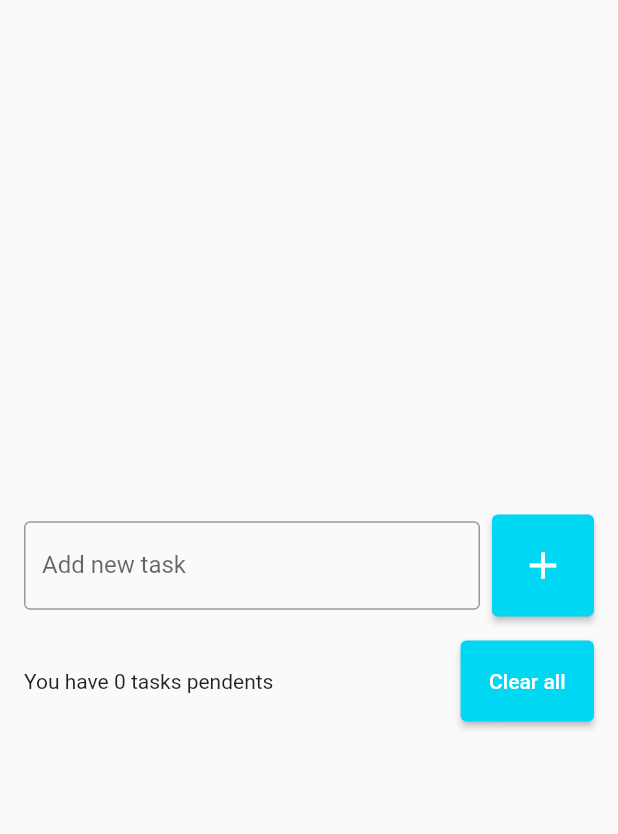
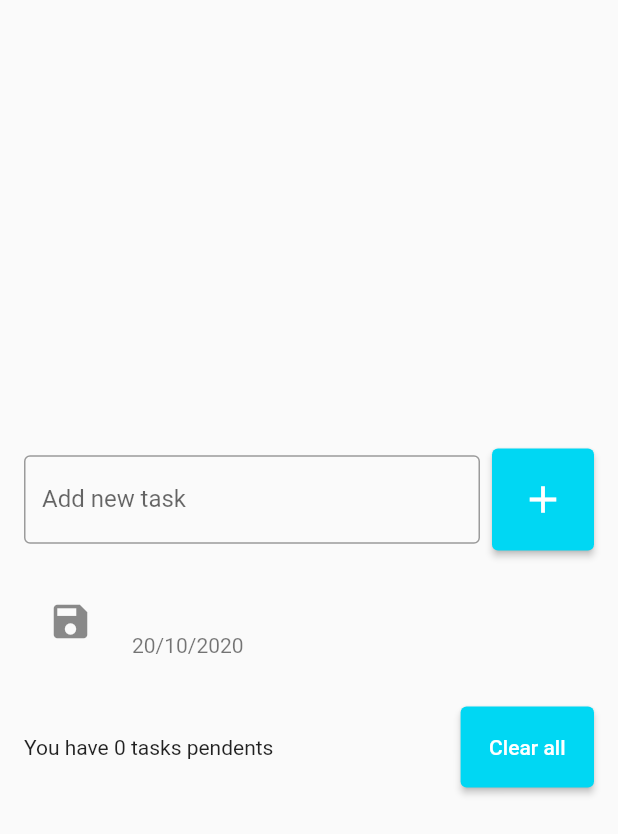
Before and after one commit to LuigiGf/todo-list-flutter, a Flutter app: the screen it shows after launch, after a tap on the "add" icon, on a phone screen of 412 x 824 dp. Shown: the top 834 px of the screen. Run offline on Flutter 3.47's test engine with Material 2 defaults, Android fonts, the phone set to English and light mode, and no system bars.

Commit message:
feat: add listView and add todo function

```diff
--- a/lib/main.dart
+++ b/lib/main.dart
@@ -11,7 +11,7 @@ class MyApp extends StatelessWidget {
 
   @override
   Widget build(BuildContext context) {
-    return const MaterialApp(
+    return MaterialApp(
       home: TodoListPage(),
     );
   }
--- a/lib/pages/todo_list_page.dart
+++ b/lib/pages/todo_list_page.dart
@@ -1,7 +1,16 @@
 import 'package:flutter/material.dart';
 
-class TodoListPage extends StatelessWidget {
-  const TodoListPage({super.key});
+class TodoListPage extends StatefulWidget {
+  TodoListPage({super.key});
+
+  @override
+  State<TodoListPage> createState() => _TodoListPageState();
+}
+
+class _TodoListPageState extends State<TodoListPage> {
+  final TextEditingController todoController = TextEditingController();
+
+  List<String> todos = [];
 
   @override
   Widget build(BuildContext context) {
@@ -16,45 +25,71 @@ class TodoListPage extends StatelessWidget {
                 children: [
                   Expanded(
                     child: TextField(
-                      decoration: InputDecoration(
+                      controller: todoController,
+                      decoration: const InputDecoration(
                         border: OutlineInputBorder(),
                         labelText: 'Add new task',
                         hintText: 'Ex: study Flutter.',
                       ),
                     ),
                   ),
-                  SizedBox(
+                  const SizedBox(
                     width: 8,
                   ),
                   ElevatedButton(
-                    onPressed: () {},
+                    onPressed: () {
+                      String text = todoController.text;
+                      setState(() {
+                        todos.add(text);
+                      });
+                      todoController.clear();
+                    },
                     style: ElevatedButton.styleFrom(
-                        backgroundColor: Color(0xff00d7f3),
-                        padding: EdgeInsets.all(19)),
-                    child: Icon(
+                        backgroundColor: const Color(0xff00d7f3),
+                        padding: const EdgeInsets.all(19)),
+                    child: const Icon(
                       Icons.add,
                       size: 30,
                     ),
                   )
                 ],
               ),
-              SizedBox(
+              const SizedBox(
+                height: 16,
+              ),
+              Flexible(
+                child: ListView(
+                  shrinkWrap: true,
+                  children: [
+                    for (String todo in todos)
+                      ListTile(
+                        title: Text(todo),
+                        subtitle: const Text('20/10/2020'),
+                        leading: const Icon(Icons.save, size: 30),
+                        onTap: () {
+                          print('tarefa: $todo');
+                        },
+                      ),
+                  ],
+                ),
+              ),
+              const SizedBox(
                 height: 16,
               ),
               Row(
                 children: [
-                  Expanded(
+                  const Expanded(
                     child: Text(
                       'You have 0 tasks pendents',
                     ),
                   ),
-                  SizedBox(width: 8),
+                  const SizedBox(width: 8),
                   ElevatedButton(
                     onPressed: () {},
                     style: ElevatedButton.styleFrom(
-                        backgroundColor: Color(0xff00d7f3),
-                        padding: EdgeInsets.all(19)),
-                    child: Text('Clear all'),
+                        backgroundColor: const Color(0xff00d7f3),
+                        padding: const EdgeInsets.all(19)),
+                    child: const Text('Clear all'),
                   )
                 ],
               )
```
